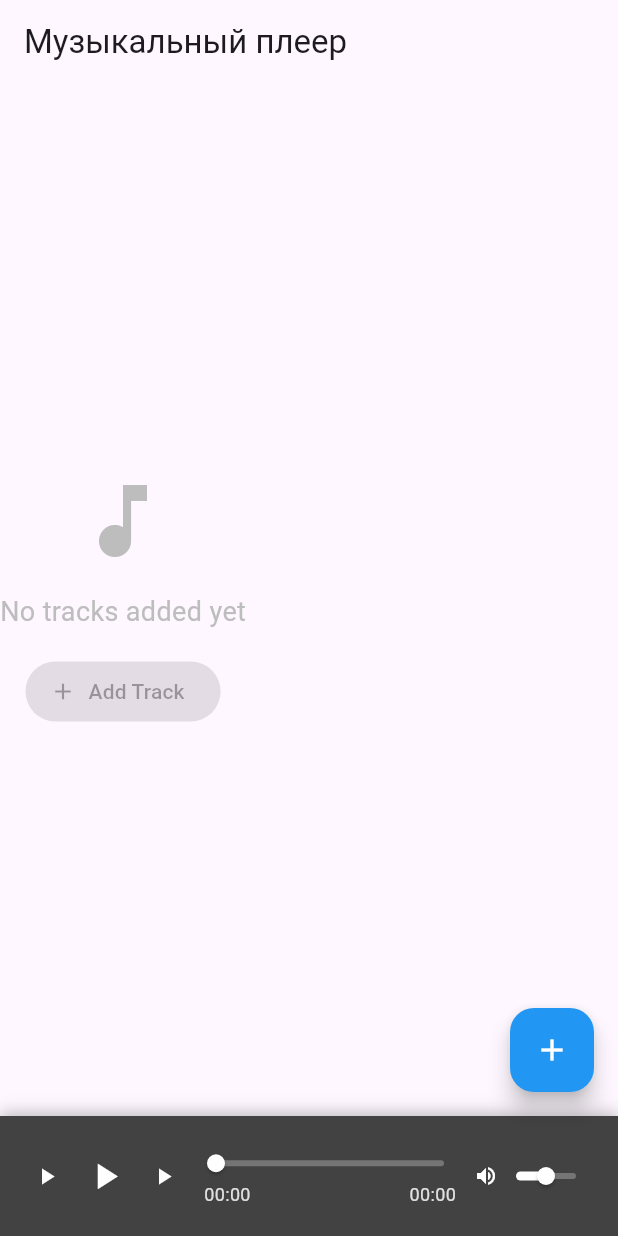
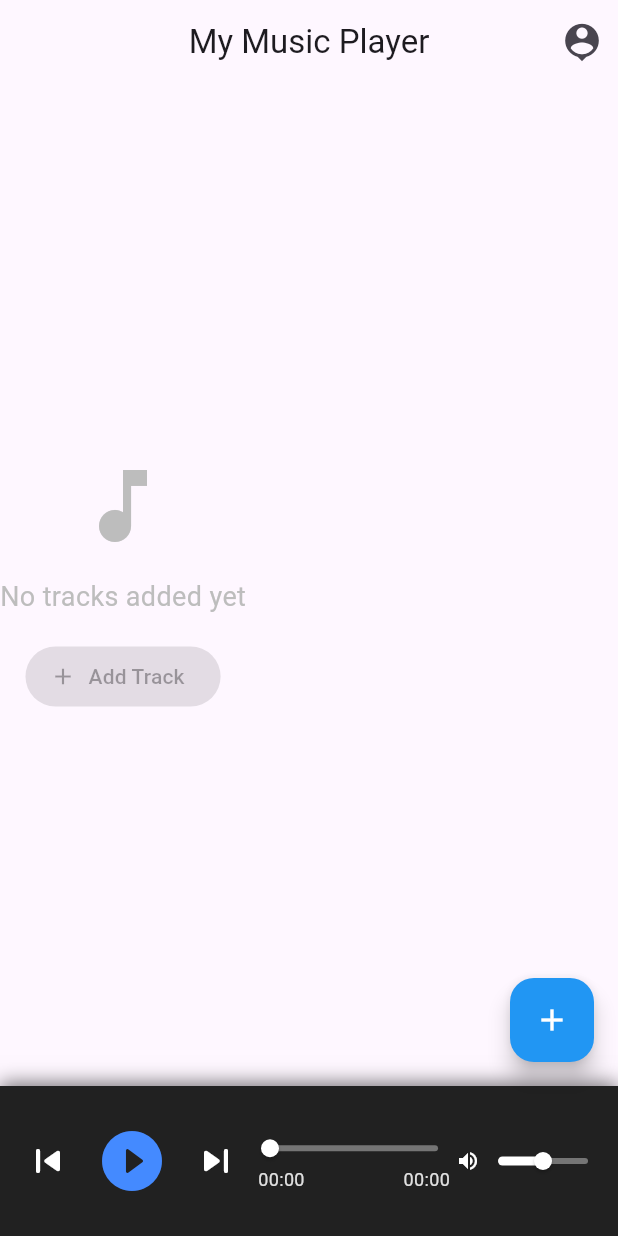
Before and after one commit to vbifsusFA/MyMusicAppFlutter, a Flutter app: the PlayerScreen screen opened directly, on a phone screen of 412 x 824 dp. Run offline on Flutter 3.47's test engine with Material 3 defaults, Android fonts, the phone set to English and light mode, and no system bars; our stand-ins replace file_picker, just_audio; accounts and stored records are empty.

Commit message:
full pleer baby

```diff
--- a/lib/screens/player_screen.dart
+++ b/lib/screens/player_screen.dart
@@ -4,6 +4,7 @@ import '../models/track.dart';
 import '../ui/player/player.dart';
 import '../ui/player/add_track_button.dart';
 import '../ui/track_list.dart';
+import 'profile_screen.dart'; // Импорт экрана профиля
 
 class PlayerScreen extends StatefulWidget {
   @override
@@ -15,14 +16,12 @@ class _PlayerScreenState extends State<PlayerScreen> {
   List<Track> tracks = [];
   int currentIndex = -1;
 
-  // Локальные переменные для плавной работы ползунков
-  double? _dragPosition;
-  double _volume = 0.5;
+  // Переменные для стабильной работы ползунков
+  double? _dragPosition; // Позиция, которую тянет пользователь
+  double _volume = 0.5;  // Громкость
 
-  static const String playButtonUrl = 'https://cdn-icons-png.flaticon.com/512/864/864839.png';
-  static const String pauseButtonUrl = 'https://cdn-icons-png.flaticon.com/512/767/767631.png';
-  static const String nextButtonUrl = 'https://cdn-icons-png.flaticon.com/512/864/864807.png';
-  static const String prevButtonUrl = 'https://cdn-icons-png.flaticon.com/512/864/864825.png';
+  // Ссылки на иконки кнопок
+
 
   @override
   void initState() {
@@ -30,25 +29,27 @@ class _PlayerScreenState extends State<PlayerScreen> {
     player = AudioPlayer();
     player.setVolume(_volume);
 
-    // Слушаем изменение состояния (для кнопки Пауза/Плей)
+    // 1. Слушаем состояние плеера (играет/пауза/загрузка)
     player.playerStateStream.listen((state) {
       if (mounted) setState(() {});
+      // Если песня доиграла до конца — включаем следующую
       if (state.processingState == ProcessingState.completed) {
         _nextTrack();
       }
     });
 
-    // Слушаем позицию трека
+    // 2. Слушаем позицию трека (чтобы ползунок двигался сам)
     player.positionStream.listen((pos) {
       if (mounted) setState(() {});
     });
 
-    // Слушаем длительность
+    // 3. Слушаем длительность трека
     player.durationStream.listen((dur) {
       if (mounted) setState(() {});
     });
   }
 
+  // Метод загрузки и запуска трека
   Future<void> _loadTrack(int index) async {
     if (index >= 0 && index < tracks.length) {
       try {
@@ -59,7 +60,7 @@ class _PlayerScreenState extends State<PlayerScreen> {
         });
         player.play();
       } catch (e) {
-        debugPrint('Ошибка загрузки: $e');
+        debugPrint('Ошибка загрузки трека: $e');
       }
     }
   }
@@ -80,6 +81,7 @@ class _PlayerScreenState extends State<PlayerScreen> {
     setState(() {
       tracks.addAll(newTracks);
     });
+    // Если это первые добавленные треки — загружаем первый
     if (tracks.isNotEmpty && currentIndex == -1) {
       _loadTrack(0);
     }
@@ -87,19 +89,36 @@ class _PlayerScreenState extends State<PlayerScreen> {
 
   @override
   void dispose() {
-    player.dispose();
+    player.dispose(); // Освобождаем ресурсы при закрытии приложения
     super.dispose();
   }
 
   @override
   Widget build(BuildContext context) {
-    // Вычисляем, какую позицию показывать: ту, что тянет палец, или реальную из плеера
+    // Определяем текущие значения для отображения в ползунках
     final duration = player.duration?.inSeconds.toDouble() ?? 0.0;
+    // Пока пользователь тянет ползунок, берем _dragPosition, иначе — реальную позицию из плеера
     final position = _dragPosition ?? player.position.inSeconds.toDouble();
     return Scaffold(
-      appBar: AppBar(title: const Text('Музыкальный плеер')),
+      appBar: AppBar(
+        title: const Text('My Music Player'),
+        centerTitle: true,
+        actions: [
+          // Кнопка перехода в профиль
+          IconButton(
+            icon: const Icon(Icons.person_pin, size: 30),
+            onPressed: () {
+              Navigator.push(
+                context,
+                MaterialPageRoute(builder: (context) => ProfileScreen()),
+              );
+            },
+          ),
+        ],
+      ),
       body: Column(
         children: [
+          // Список треков
           Expanded(
             child: TrackList(
               tracks: tracks,
@@ -110,57 +129,45 @@ class _PlayerScreenState extends State<PlayerScreen> {
           ),
         ],
       ),
+      // Нижняя панель управления (BottomPlayer)
       bottomNavigationBar: BottomPlayer(
-        // Иконка меняется мгновенно в зависимости от состояния player.playing
-        playButtonImageUrl: player.playing ? pauseButtonUrl : playButtonUrl,
-        pauseButtonImageUrl: pauseButtonUrl,
-        nextButtonImageUrl: nextButtonUrl,
-        prevButtonImageUrl: prevButtonUrl,
-
+        isPlaying: player.playing, // Передаем состояние проигрывания
         onPlayPressed: () {
           if (currentIndex == -1 && tracks.isNotEmpty) {
-             _loadTrack(0);
-             return;
-          }
-          if (player.playing) {
+            _loadTrack(0);
+          } else if (player.playing) {
             player.pause();
           } else {
             player.play();
           }
-          setState(() {}); // Перерисовать кнопку
-        },
-
-        onPausePressed: () {
-          player.pause();
           setState(() {});
         },
-
         onNextPressed: _nextTrack,
         onPrevPressed: _prevTrack,
 
-        // ПОЛЗУНОК ТРЕКА
+        // Позиция и длительность
         position: position,
         duration: duration,
         onPositionChanged: (value) {
           setState(() {
-            _dragPosition = value; // Запоминаем, куда тянет палец
+            _dragPosition = value;
           });
           player.seek(Duration(seconds: value.toInt()));
-          // Сбрасываем drag через мгновение после перехода
-          Future.delayed(const Duration(milliseconds: 500), () {
+          Future.delayed(const Duration(milliseconds: 300), () {
             _dragPosition = null;
           });
         },
 
-        // ПОЛЗУНОК ГРОМКОСТИ
+        // Громкость
         volume: _volume,
         onVolumeChanged: (value) {
           setState(() {
-            _volume = value; // Обновляем локально, чтобы слайдер двигался плавно
+            _volume = value;
           });
           player.setVolume(value);
         },
       ),
+      // Кнопка добавления музыки
       floatingActionButton: AddTrackButton(
         onTracksAdded: _addTracks,
       ),
--- a/lib/ui/player/player.dart
+++ b/lib/ui/player/player.dart
@@ -1,99 +1,85 @@
 import 'package:flutter/material.dart';
-import 'button.dart';
 import 'timeline.dart';
 import 'volume.dart';
 
-class BottomPlayer extends StatefulWidget {
-  final String? playButtonImageUrl;
-  final String? pauseButtonImageUrl;
-  final String? nextButtonImageUrl;
-  final String? prevButtonImageUrl;
+class BottomPlayer extends StatelessWidget {
+  final bool isPlaying; // Теперь передаем состояние напрямую
   final VoidCallback? onPlayPressed;
-  final VoidCallback? onPausePressed;
   final VoidCallback? onNextPressed;
   final VoidCallback? onPrevPressed;
   final ValueChanged<double>? onPositionChanged;
-  final double? volume;
+  final double volume;
   final ValueChanged<double>? onVolumeChanged;
-  final double? position;
-  final double? duration;
+  final double position;
+  final double duration;
 
   const BottomPlayer({
     Key? key,
-    this.playButtonImageUrl,
-    this.pauseButtonImageUrl,
-    this.nextButtonImageUrl,
-    this.prevButtonImageUrl,
+    required this.isPlaying,
     this.onPlayPressed,
-    this.onPausePressed,
     this.onNextPressed,
     this.onPrevPressed,
     this.onPositionChanged,
-    this.volume,
+    required this.volume,
     this.onVolumeChanged,
-    this.position,
-    this.duration,
+    required this.position,
+    required this.duration,
   }) : super(key: key);
 
   @override
-  _BottomPlayerState createState() => _BottomPlayerState();
-}
-
-class _BottomPlayerState extends State<BottomPlayer> {
-  @override
   Widget build(BuildContext context) {
     return Container(
-      height: 80,
-      padding: const EdgeInsets.symmetric(horizontal: 16.0),
+      height: 100, // Немного увеличим для удобства
+      padding: const EdgeInsets.symmetric(horizontal: 8.0),
       decoration: BoxDecoration(
-        color: Colors.grey[800],
-        boxShadow: const [
-          BoxShadow(
-            color: Colors.black26,
-            blurRadius: 8,
-            offset: Offset(0, -2),
-          ),
+        color: Colors.grey[900], // Сделаем чуть темнее
+        boxShadow: [
+          BoxShadow(color: Colors.black54, blurRadius: 10, offset: Offset(0, -2)),
         ],
       ),
-      child: Row(
-        mainAxisAlignment: MainAxisAlignment.spaceEvenly,
+      child: Column(
+        mainAxisAlignment: MainAxisAlignment.center,
         children: [
-          // Previous button
-          PlayerButton(
-            imageUrl: widget.prevButtonImageUrl,
-            onPressed: widget.onPrevPressed,
-            size: 30,
-          ),
-          // Play/Pause button
-          PlayerButton(
-            imageUrl: widget.playButtonImageUrl,
-            onPressed: widget.onPlayPressed,
-            size: 48,
-          ),
-          // Next button
-          PlayerButton(
-            imageUrl: widget.nextButtonImageUrl,
-            onPressed: widget.onNextPressed,
-            size: 30,
-          ),
-          // Timeline
-          Expanded(
-            child: Padding(
-              padding: const EdgeInsets.symmetric(horizontal: 8.0),
-              child: Timeline(
-                position: widget.position ?? 0.0,
-                duration: widget.duration ?? 100.0,
-                onChanged: widget.onPositionChanged,
+          Row(
+            children: [
+              // Кнопка Назад
+              IconButton(
+                icon: const Icon(Icons.skip_previous_rounded, color: Colors.white, size: 32),
+                onPressed: onPrevPressed,
               ),
-            ),
-          ),
-          // Volume control
-          SizedBox(
-            width: 80,
-            child: VolumeControl(
-              volume: widget.volume ?? 0.5,
-              onChanged: widget.onVolumeChanged,
-            ),
+              // Кнопка Плей / Пауза
+              IconButton(
+                icon: Icon(
+                  isPlaying ? Icons.pause_circle_filled_rounded : Icons.play_circle_filled_rounded,
+                  color: Colors.blueAccent,
+                  size: 48,
+                ),
+                onPressed: onPlayPressed,
+              ),
+              // Кнопка Вперед
+              IconButton(
+                icon: const Icon(Icons.skip_next_rounded, color: Colors.white, size: 32),
+                onPressed: onNextPressed,
+              ),
+
+              // Ползунок трека (Timeline)
+              Expanded(
+                child: Timeline(
+                  position: position,
+                  duration: duration,
+                  onChanged: onPositionChanged,
+                ),
+              ),
+
+              // Громкость (Volume)
+              SizedBox(
+                width: 100,
+                child: VolumeControl(
+                  volume: volume,
+                  onChanged: onVolumeChanged,
+                ),
+              ),
+            ],
           ),
         ],
       ),
```
Also changed, not shown: lib/main.dart (+15 -9 lines), lib/models/user_model.dart (added, +15 -0 lines), lib/providers/auth_provider.dart (+54 -8 lines), lib/screens/login_screen.dart (added, +61 -0 lines), lib/screens/profile_screen.dart (added, +125 -0 lines), lib/screens/register_screen.dart (added, +84 -0 lines).
